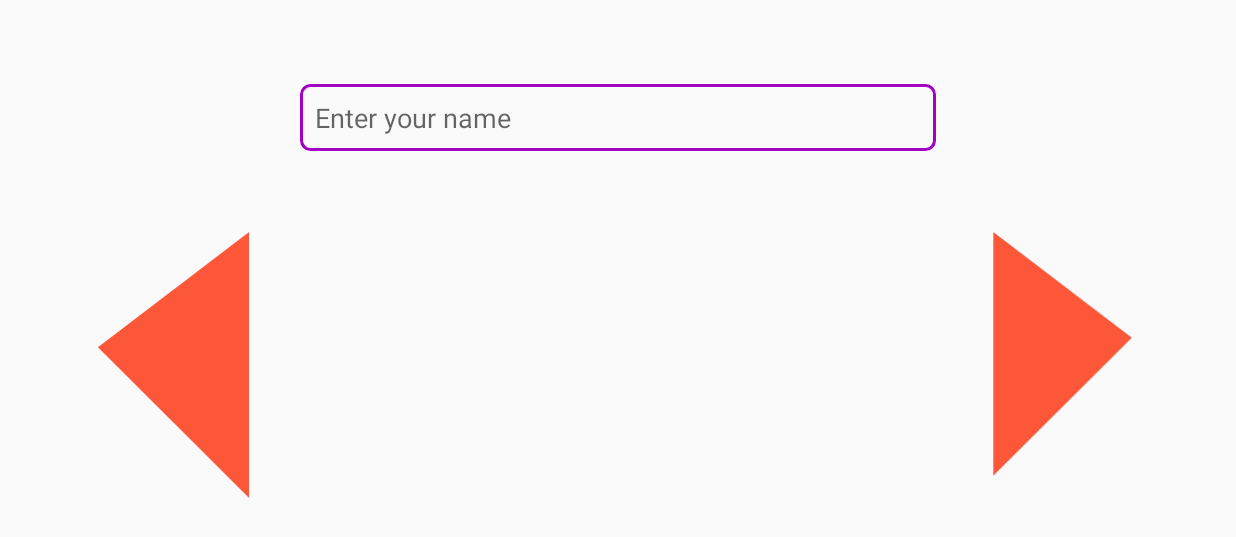
After one commit to Sok4h/GeometryxAndroid, an Android app: the SelectActivity screen opened directly, with no data from a screen before it, on a phone screen of 824 x 412 dp (held sideways). The commit adds this screen. Shown: the top 537 px of the screen. Run offline under Robolectric (Android 15) with nearby library versions, the phone set to English and light mode, and no system bars.

Commit message:
Select Activity

```diff
--- a/app/build.gradle
+++ b/app/build.gradle
@@ -21,6 +21,10 @@ android {
             proguardFiles getDefaultProguardFile('proguard-android-optimize.txt'), 'proguard-rules.pro'
         }
     }
+    compileOptions {
+        sourceCompatibility = 1.8
+        targetCompatibility = 1.8
+    }
 
 }
 
--- /dev/null
+++ b/app/src/main/java/com/sokah/geometryx/SelectActivity.java
@@ -0,0 +1,45 @@
+package com.sokah.geometryx;
+
+import androidx.appcompat.app.AppCompatActivity;
+
+import android.os.Bundle;
+import android.util.Log;
+import android.view.View;
+import android.widget.ImageView;
+
+public class SelectActivity extends AppCompatActivity implements View.OnClickListener {
+
+    ImageView arrowL, arrowR;
+
+    @Override
+    protected void onCreate(Bundle savedInstanceState) {
+        super.onCreate(savedInstanceState);
+        setContentView(R.layout.activity_select);
+        arrowL = findViewById(R.id.leftArrow);
+        arrowR = findViewById(R.id.rightArrow);
+        arrowR.setClickable(true);
+        arrowL.setClickable(true);
+        arrowL.setOnClickListener(this);
+        arrowR.setOnClickListener(this);
+    }
+
+    @Override
+    public void onClick(View v) {
+
+        switch (v.getId()) {
+
+            case R.id.leftArrow:
+
+                Log.e("TAG", "onClick: izquierda" );
+                break;
+
+            case R.id.rightArrow:
+
+                Log.e("TAG", "onClick: derecha" );
+                break;
+            default:
+
+                break;
+        }
+    }
+}
--- /dev/null
+++ b/app/src/main/res/drawable/ic_flecha.xml
@@ -0,0 +1,9 @@
+<vector xmlns:android="http://schemas.android.com/apk/res/android"
+    android:width="58dp"
+    android:height="96dp"
+    android:viewportWidth="58"
+    android:viewportHeight="96">
+  <path
+      android:pathData="M4,88V0L54,38.1333L4,88Z"
+      android:fillColor="#FD5739"/>
+</vector>
--- /dev/null
+++ b/app/src/main/res/drawable/ic_flechai.xml
@@ -0,0 +1,9 @@
+<vector xmlns:android="http://schemas.android.com/apk/res/android"
+    android:width="50dp"
+    android:height="88dp"
+    android:viewportWidth="50"
+    android:viewportHeight="88">
+  <path
+      android:pathData="M50,88V0L0,38.1333L50,88Z"
+      android:fillColor="#FD5739"/>
+</vector>
--- a/app/src/main/res/layout/activity_main.xml
+++ b/app/src/main/res/layout/activity_main.xml
@@ -54,7 +54,7 @@
         app:layout_constraintTop_toBottomOf="@+id/imageView2" />
 
     <Button
-        android:id="@+id/button"
+        android:id="@+id/buttonStart"
         android:layout_width="0dp"
         android:layout_height="wrap_content"
         android:layout_marginStart="200dp"
--- /dev/null
+++ b/app/src/main/res/layout/activity_select.xml
@@ -0,0 +1,46 @@
+<?xml version="1.0" encoding="utf-8"?>
+<androidx.constraintlayout.widget.ConstraintLayout xmlns:android="http://schemas.android.com/apk/res/android"
+    xmlns:app="http://schemas.android.com/apk/res-auto"
+    xmlns:tools="http://schemas.android.com/tools"
+    android:layout_width="match_parent"
+    android:layout_height="match_parent"
+    tools:context=".SelectActivity">
+
+    <EditText
+        android:id="@+id/editText"
+        android:layout_width="0dp"
+        android:layout_height="wrap_content"
+        android:layout_marginStart="200dp"
+        android:layout_marginTop="56dp"
+        android:layout_marginEnd="200dp"
+        android:background="@drawable/input"
+        android:ems="10"
+        android:hint="Enter your name"
+        android:inputType="textPersonName"
+        app:layout_constraintEnd_toEndOf="parent"
+        app:layout_constraintStart_toStartOf="parent"
+        app:layout_constraintTop_toTopOf="parent" />
+
+    <ImageView
+        android:id="@+id/rightArrow"
+        android:layout_width="199dp"
+        android:layout_height="177dp"
+        android:layout_marginEnd="16dp"
+        android:layout_marginBottom="80dp"
+        android:onClick="onClick"
+        app:layout_constraintBottom_toBottomOf="parent"
+        app:layout_constraintEnd_toEndOf="parent"
+        app:srcCompat="@drawable/ic_flecha" />
+
+    <ImageView
+        android:id="@+id/leftArrow"
+        android:layout_width="199dp"
+        android:layout_height="177dp"
+        android:layout_marginStart="16dp"
+        android:layout_marginBottom="80dp"
+        android:onClick="onClick"
+        app:layout_constraintBottom_toBottomOf="parent"
+        app:layout_constraintStart_toStartOf="parent"
+        app:srcCompat="@drawable/ic_flechai" />
+
+</androidx.constraintlayout.widget.ConstraintLayout>
```
Also changed, not shown: app/src/main/AndroidManifest.xml (+9 -3 lines), app/src/main/java/com/sokah/geometryx/MainActivity.java (+13 -0 lines), app/src/main/res/font/poppins.xml (added, +7 -0 lines).
